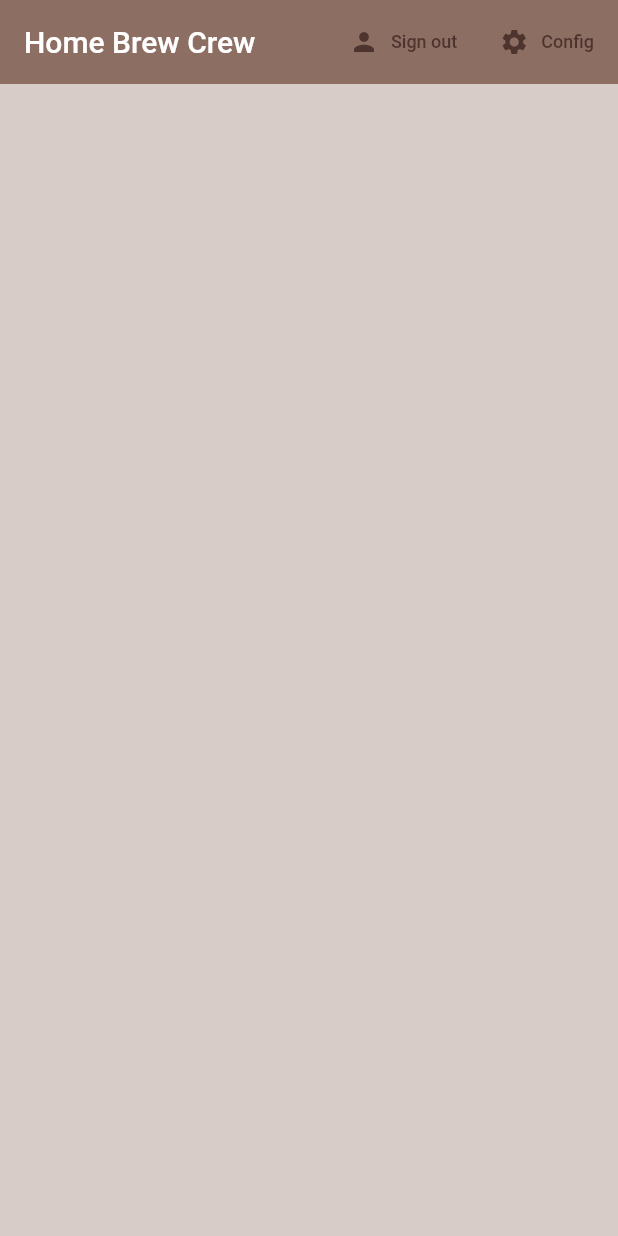
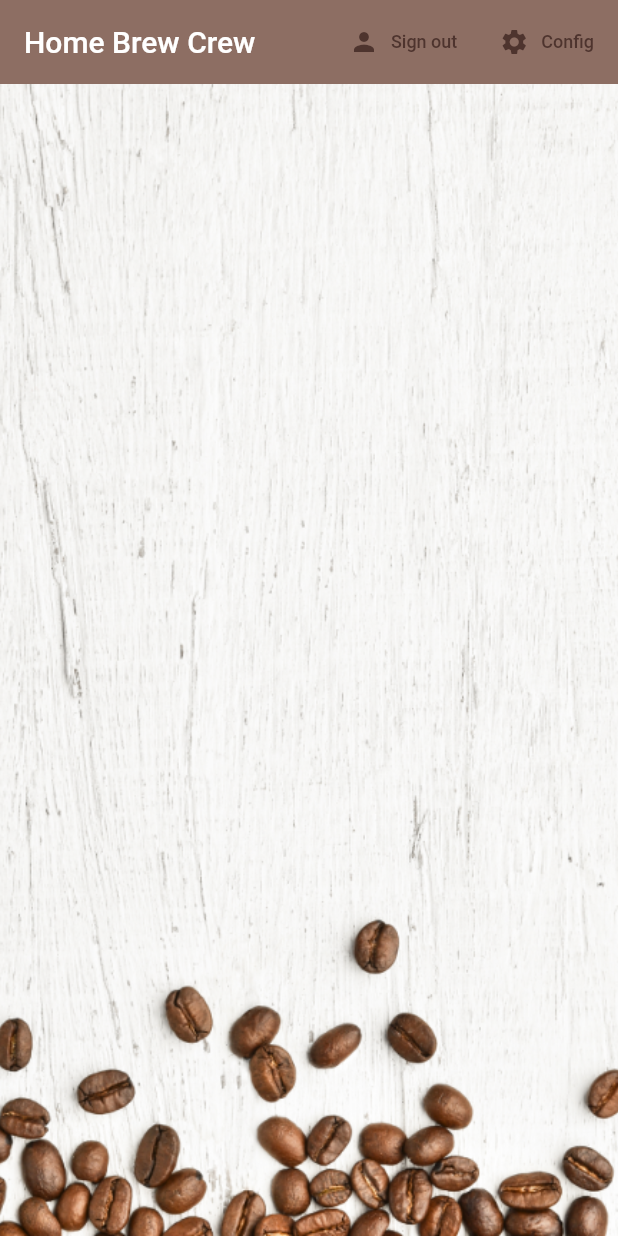
Before and after one commit to fviel/cafe, a Flutter app: the screen it shows once a user with an empty profile is signed in, on a phone screen of 412 x 824 dp. Run offline on Flutter 3.47's test engine with Material 2 defaults, Android fonts, the phone set to English and light mode, and no system bars; our stand-ins replace cloud_firestore, firebase_auth, flutter_spinkit; accounts and stored records are empty.

```diff
--- a/lib/screens/home/brew_tile.dart
+++ b/lib/screens/home/brew_tile.dart
@@ -17,6 +17,7 @@ class BrewTile extends StatelessWidget {
           leading: CircleAvatar(
             radius: 25,
             backgroundColor: Colors.brown[brew.strength],
+            backgroundImage: AssetImage('assets/images/coffee_icon.png'),
           ),
             title: Text(brew.name),
           subtitle: brew.sugars == '0' ? Text('Takes no sugar') :  brew.sugars == '1' ? Text('Takes ${brew.sugars} only one sugar') : Text('Takes ${brew.sugars} sugars'),
--- a/lib/screens/home/home.dart
+++ b/lib/screens/home/home.dart
@@ -78,7 +78,14 @@ class _HomeState extends State<Home> {
                   }),
             ],
           ),
-          body: BrewList(),
+          body: Container(
+            decoration:BoxDecoration(
+              image:DecorationImage(
+                image:AssetImage('assets/images/coffee_bg.png'),
+                fit:BoxFit.cover,
+              ),
+            ),
+              child: BrewList()),
         ));
   }
 }
--- a/pubspec.yaml
+++ b/pubspec.yaml
@@ -55,9 +55,9 @@ flutter:
   uses-material-design: true
 
   # To add assets to your application, add an assets section, like this:
-  # assets:
-  #   - images/a_dot_burr.jpeg
-  #   - images/a_dot_ham.jpeg
+  assets:
+    - assets/images/coffee_bg.png
+    - assets/images/coffee_icon.png
 
   # An image asset can refer to one or more resolution-specific "variants", see
   # https://flutter.dev/assets-and-images/#resolution-aware.
```
Also changed, not shown: assets/images/coffee_bg.png (added), assets/images/coffee_icon.png (added).
